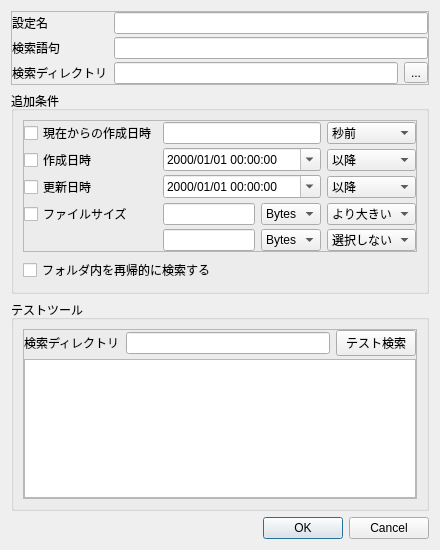
Qt form src/filesearchdialog/filesearchdialog.ui (karakirimu/AutoBatchTools) before a commit.
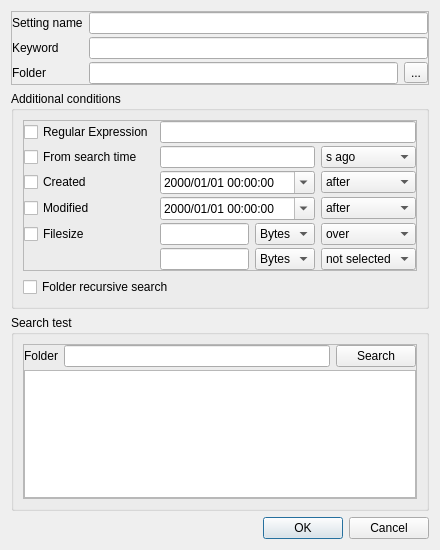
The same form after that commit. Icons and pictures are not drawn. Custom widgets are drawn as their Qt base class.

Commit message: 戻る、進むに関わるファイルを分割

The edit to the form file:
```diff
--- a/src/filesearchdialog/filesearchdialog.ui
+++ b/src/filesearchdialog/filesearchdialog.ui
@@ -60,33 +60,13 @@
       <item row="0" column="0">
        <widget class="QLabel" name="label">
         <property name="text">
-         <string>設定名</string>
+         <string>Setting name</string>
         </property>
        </widget>
       </item>
-      <item row="1" column="0">
-       <widget class="QLabel" name="label_3">
-        <property name="text">
-         <string>検索語句</string>
-        </property>
-       </widget>
-      </item>
-      <item row="2" column="0">
-       <widget class="QLabel" name="label_4">
-        <property name="text">
-         <string>検索ディレクトリ</string>
-        </property>
-       </widget>
-      </item>
-      <item row="2" column="1">
-       <widget class="QLineEdit" name="directoryLineEdit"/>
-      </item>
       <item row="0" column="1" colspan="2">
        <widget class="QLineEdit" name="nameLineEdit"/>
       </item>
-      <item row="1" column="1" colspan="2">
-       <widget class="QLineEdit" name="keywordLineEdit"/>
-      </item>
       <item row="2" column="2">
        <widget class="QToolButton" name="openToolButton">
         <property name="text">
@@ -94,13 +74,41 @@
         </property>
        </widget>
       </item>
+      <item row="1" column="1" colspan="2">
+       <widget class="QLineEdit" name="keywordLineEdit">
+        <property name="placeholderText">
+         <string/>
+        </property>
+       </widget>
+      </item>
+      <item row="1" column="0">
+       <widget class="QLabel" name="label_3">
+        <property name="text">
+         <string>Keyword</string>
+        </property>
+       </widget>
+      </item>
+      <item row="2" column="1">
+       <widget class="QLineEdit" name="directoryLineEdit">
+        <property name="placeholderText">
+         <string/>
+        </property>
+       </widget>
+      </item>
+      <item row="2" column="0">
+       <widget class="QLabel" name="label_2">
+        <property name="text">
+         <string>Folder</string>
+        </property>
+       </widget>
+      </item>
      </layout>
     </widget>
    </item>
    <item>
     <widget class="QGroupBox" name="groupBox">
      <property name="title">
-      <string>追加条件</string>
+      <string>Additional conditions</string>
      </property>
      <layout class="QVBoxLayout" name="verticalLayout_2">
       <item>
@@ -127,157 +135,80 @@
          <property name="verticalSpacing">
           <number>3</number>
          </property>
-         <item row="0" column="0">
-          <widget class="QCheckBox" name="secondsCheckBox">
-           <property name="text">
-            <string>現在からの作成日時</string>
-           </property>
-          </widget>
-         </item>
-         <item row="1" column="0">
-          <widget class="QCheckBox" name="createCheckBox">
-           <property name="text">
-            <string>作成日時</string>
-           </property>
-          </widget>
-         </item>
-         <item row="1" column="1" colspan="3">
-          <widget class="QDateTimeEdit" name="createDateTimeEdit">
-           <property name="displayFormat">
-            <string>yyyy/MM/dd HH:mm:ss</string>
-           </property>
-           <property name="calendarPopup">
-            <bool>true</bool>
-           </property>
-          </widget>
-         </item>
-         <item row="2" column="1" colspan="3">
-          <widget class="QDateTimeEdit" name="modifiedDateTimeEdit">
-           <property name="displayFormat">
-            <string>yyyy/MM/dd HH:mm:ss</string>
-           </property>
-           <property name="calendarPopup">
-            <bool>true</bool>
-           </property>
-          </widget>
-         </item>
-         <item row="7" column="0">
-          <widget class="QCheckBox" name="fsizeCheckBox">
-           <property name="text">
-            <string>ファイルサイズ</string>
-           </property>
-          </widget>
-         </item>
-         <item row="7" column="1" colspan="2">
-          <widget class="QLineEdit" name="fsizeLineEdit1"/>
-         </item>
-         <item row="2" column="0">
+         <item row="3" column="0">
           <widget class="QCheckBox" name="modifiedCheckBox">
            <property name="text">
-            <string>更新日時</string>
+            <string>Modified</string>
            </property>
           </widget>
          </item>
-         <item row="8" column="1" colspan="2">
-          <widget class="QLineEdit" name="fsizeLineEdit2"/>
-         </item>
-         <item row="8" column="4" colspan="3">
+         <item row="9" column="4" colspan="3">
           <widget class="QComboBox" name="fsizeComboBox2">
+           <property name="currentText">
+            <string>not selected</string>
+           </property>
            <property name="currentIndex">
             <number>5</number>
            </property>
            <item>
             <property name="text">
-             <string>より大きい</string>
+             <string>over</string>
             </property>
            </item>
            <item>
             <property name="text">
-             <string>以上</string>
+             <string>or more</string>
             </property>
            </item>
            <item>
             <property name="text">
-             <string>と等しい</string>
+             <string>equals to</string>
             </property>
            </item>
            <item>
             <property name="text">
-             <string>以下</string>
+             <string>or less</string>
             </property>
            </item>
            <item>
             <property name="text">
-             <string>より小さい</string>
+             <string>under</string>
             </property>
            </item>
            <item>
             <property name="text">
-             <string>選択しない</string>
+             <string>not selected</string>
             </property>
            </item>
           </widget>
          </item>
-         <item row="7" column="4" colspan="3">
-          <widget class="QComboBox" name="fsizeComboBox1">
-           <item>
-            <property name="text">
-             <string>より大きい</string>
-            </property>
-           </item>
-           <item>
-            <property name="text">
-             <string>以上</string>
-            </property>
-           </item>
-           <item>
-            <property name="text">
-             <string>と等しい</string>
-            </property>
-           </item>
-           <item>
-            <property name="text">
-             <string>以下</string>
-            </property>
-           </item>
-           <item>
-            <property name="text">
-             <string>より小さい</string>
-            </property>
-           </item>
-          </widget>
+         <item row="9" column="1" colspan="2">
+          <widget class="QLineEdit" name="fsizeLineEdit2"/>
          </item>
-         <item row="7" column="3">
-          <widget class="QComboBox" name="bytesComboBox1">
+         <item row="8" column="1" colspan="2">
+          <widget class="QLineEdit" name="fsizeLineEdit1"/>
+         </item>
+         <item row="1" column="4" colspan="3">
+          <widget class="QComboBox" name="secondsComboBox">
            <item>
             <property name="text">
-             <string>Bytes</string>
+             <string>s ago</string>
             </property>
            </item>
            <item>
             <property name="text">
-             <string>KB</string>
+             <string>min ago</string>
             </property>
            </item>
            <item>
             <property name="text">
-             <string>MB</string>
-            </property>
-           </item>
-           <item>
-            <property name="text">
-             <string>GB</string>
-            </property>
-           </item>
-           <item>
-            <property name="text">
-             <string>TB</string>
+             <string>h ago</string>
             </property>
            </item>
           </widget>
          </item>
          <item row="8" column="3">
-          <widget class="QComboBox" name="bytesComboBox2">
+          <widget class="QComboBox" name="bytesComboBox1">
            <item>
             <property name="text">
              <string>Bytes</string>
@@ -305,73 +236,163 @@
            </item>
           </widget>
          </item>
-         <item row="2" column="4" colspan="3">
+         <item row="8" column="4" colspan="3">
+          <widget class="QComboBox" name="fsizeComboBox1">
+           <item>
+            <property name="text">
+             <string>over</string>
+            </property>
+           </item>
+           <item>
+            <property name="text">
+             <string>or more</string>
+            </property>
+           </item>
+           <item>
+            <property name="text">
+             <string>equals to</string>
+            </property>
+           </item>
+           <item>
+            <property name="text">
+             <string>or less</string>
+            </property>
+           </item>
+           <item>
+            <property name="text">
+             <string>under</string>
+            </property>
+           </item>
+          </widget>
+         </item>
+         <item row="3" column="4" colspan="3">
           <widget class="QComboBox" name="modifiedComboBox">
            <item>
             <property name="text">
-             <string>以降</string>
+             <string>after</string>
             </property>
            </item>
            <item>
             <property name="text">
-             <string>と等しい</string>
+             <string>equals</string>
             </property>
            </item>
            <item>
             <property name="text">
-             <string>以前</string>
+             <string>before</string>
             </property>
            </item>
           </widget>
          </item>
-         <item row="1" column="4" colspan="3">
+         <item row="2" column="4" colspan="3">
           <widget class="QComboBox" name="createComboBox">
            <item>
             <property name="text">
-             <string>以降</string>
+             <string>after</string>
             </property>
            </item>
            <item>
             <property name="text">
-             <string>と等しい</string>
+             <string>equals</string>
             </property>
            </item>
            <item>
             <property name="text">
-             <string>以前</string>
+             <string>before</string>
             </property>
            </item>
           </widget>
          </item>
-         <item row="0" column="4" colspan="3">
-          <widget class="QComboBox" name="secondsComboBox">
-           <item>
-            <property name="text">
-             <string>秒前</string>
-            </property>
-           </item>
-           <item>
-            <property name="text">
-             <string>分前</string>
-            </property>
-           </item>
-           <item>
-            <property name="text">
-             <string>時間前</string>
-            </property>
-           </item>
-          </widget>
-         </item>
-         <item row="0" column="1" colspan="3">
+         <item row="1" column="1" colspan="3">
           <widget class="QLineEdit" name="secondsLineEdit"/>
          </item>
+         <item row="1" column="0">
+          <widget class="QCheckBox" name="secondsCheckBox">
+           <property name="text">
+            <string>From search time</string>
+           </property>
+          </widget>
+         </item>
+         <item row="3" column="1" colspan="3">
+          <widget class="QDateTimeEdit" name="modifiedDateTimeEdit">
+           <property name="displayFormat">
+            <string>yyyy/MM/dd HH:mm:ss</string>
+           </property>
+           <property name="calendarPopup">
+            <bool>true</bool>
+           </property>
+          </widget>
+         </item>
+         <item row="2" column="1" colspan="3">
+          <widget class="QDateTimeEdit" name="createDateTimeEdit">
+           <property name="displayFormat">
+            <string>yyyy/MM/dd HH:mm:ss</string>
+           </property>
+           <property name="calendarPopup">
+            <bool>true</bool>
+           </property>
+          </widget>
+         </item>
+         <item row="2" column="0">
+          <widget class="QCheckBox" name="createCheckBox">
+           <property name="text">
+            <string>Created</string>
+           </property>
+          </widget>
+         </item>
+         <item row="9" column="3">
+          <widget class="QComboBox" name="bytesComboBox2">
+           <item>
+            <property name="text">
+             <string>Bytes</string>
+            </property>
+           </item>
+           <item>
+            <property name="text">
+             <string>KB</string>
+            </property>
+           </item>
+           <item>
+            <property name="text">
+             <string>MB</string>
+            </property>
+           </item>
+           <item>
+            <property name="text">
+             <string>GB</string>
+            </property>
+           </item>
+           <item>
+            <property name="text">
+             <string>TB</string>
+            </property>
+           </item>
+          </widget>
+         </item>
+         <item row="8" column="0">
+          <widget class="QCheckBox" name="fsizeCheckBox">
+           <property name="text">
+            <string>Filesize</string>
+           </property>
+          </widget>
+         </item>
+         <item row="0" column="0">
+          <widget class="QCheckBox" name="regexCheckBox">
+           <property name="text">
+            <string>Regular Expression</string>
+           </property>
+          </widget>
+         </item>
+         <item row="0" column="1" colspan="6">
+          <widget class="QLineEdit" name="regexLineEdit"/>
+         </item>
         </layout>
        </widget>
       </item>
       <item>
        <widget class="QCheckBox" name="recursiveCheckBox">
         <property name="text">
-         <string>フォルダ内を再帰的に検索する</string>
+         <string>Folder recursive search</string>
         </property>
        </widget>
       </item>
@@ -381,7 +402,7 @@
    <item>
     <widget class="QGroupBox" name="groupBox_2">
      <property name="title">
-      <string>テストツール</string>
+      <string>Search test</string>
      </property>
      <layout class="QVBoxLayout" name="verticalLayout_3">
       <item>
@@ -421,14 +442,14 @@
          <item row="0" column="2">
           <widget class="QPushButton" name="testSearchButton">
            <property name="text">
-            <string>テスト検索</string>
+            <string>Search</string>
            </property>
           </widget>
          </item>
          <item row="0" column="0">
           <widget class="QLabel" name="label_5">
            <property name="text">
-            <string>検索ディレクトリ</string>
+            <string>Folder</string>
            </property>
           </widget>
          </item>
```
Left out of the diff: 11 changed lines with no effect on the pictures. The commit also changes 148 other files.
